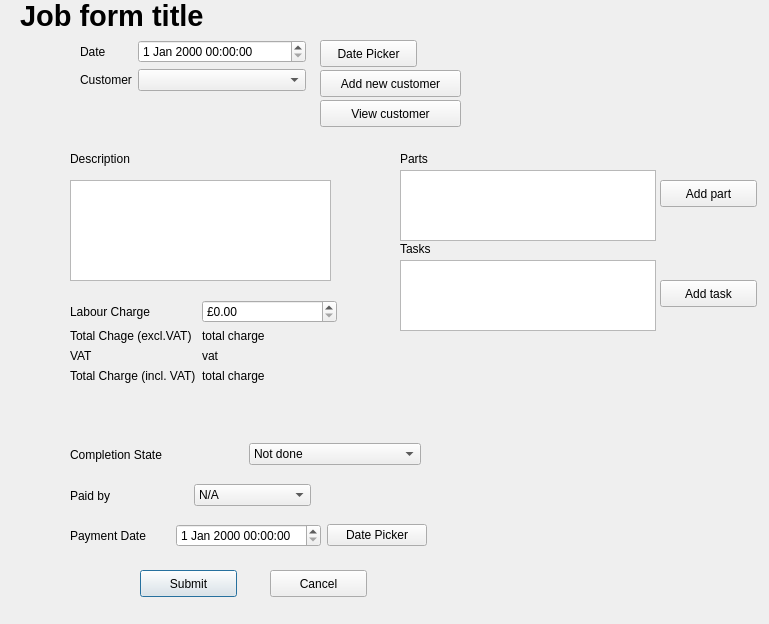
The window that dialogs/job/JobForm.ui (supermaximo93/Computing_Project) describes before a commit, drawn with Qt 5.
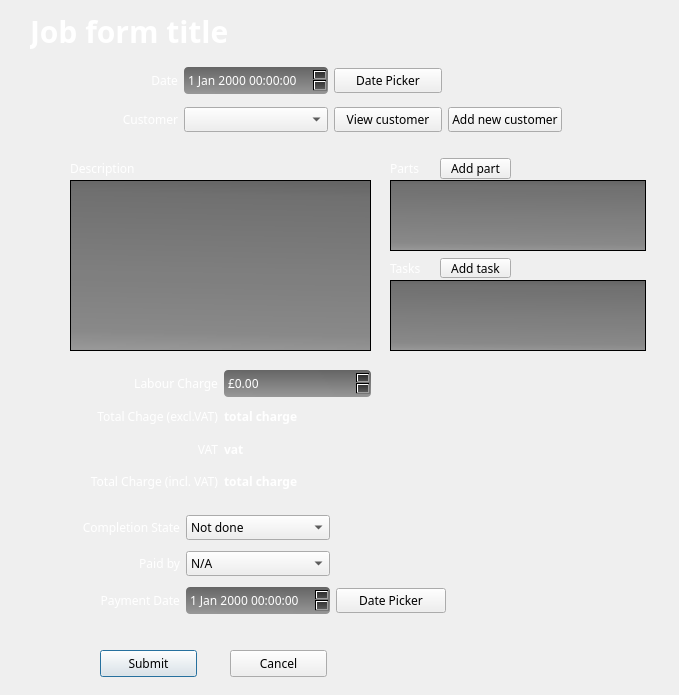
The same window after the commit. Icons and pictures are not drawn.

```diff
--- a/dialogs/job/JobForm.ui
+++ b/dialogs/job/JobForm.ui
@@ -6,28 +6,237 @@
    <rect>
     <x>0</x>
     <y>0</y>
-    <width>769</width>
-    <height>624</height>
+    <width>679</width>
+    <height>695</height>
    </rect>
   </property>
+  <property name="font">
+   <font>
+    <family>Sans Serif</family>
+   </font>
+  </property>
   <property name="windowTitle">
    <string>Dialog</string>
   </property>
-  <widget class="QWidget" name="formLayoutWidget">
+  <property name="styleSheet">
+   <string notr="true">QPushButton {
+	font-size: 12px;
+	font-family: &quot;Sans Serif&quot;;
+}
+
+#verticalWidget_menu {
+	background-color: rgba(47, 47, 47, 120);
+	border-top-right-radius: 10px;
+	border-bottom-right-radius: 10px;
+}
+
+#verticalWidget_menu QPushButton {
+	border: none;
+	font-weight: bold;
+	color: #dddddd;
+	text-align: left;
+	padding-left: 15px;
+}
+
+#verticalWidget_menu QPushButton:hover {
+	color: white;
+}
+
+#verticalWidget_menu QPushButton:pressed {
+	color: white;
+}
+
+QLabel {
+	color: white;
+	font-family: &quot;Sans Serif&quot;;
+}
+
+#label_title {
+	font-size: 30px;
+	font-weight: bold;
+}
+
+QDoubleSpinBox, QSpinBox, QDateEdit, QDateTimeEdit, QLineEdit {
+	color: white;
+	background-color: qlineargradient(spread:pad, x1:0.481, y1:1, x2:0.515, y2:0, stop:0 rgba(0, 0, 0, 93), stop:0.995238 rgba(0, 0, 0, 147));
+	border: none;
+	border-radius: 4px;
+	selection-background-color: #333333;
+	padding: 4px 2px 4px 2px;
+}
+
+QListWidget, QTableWidget, QPlainTextEdit {
+	color: white;
+	background-color: qlineargradient(spread:pad, x1:0.481, y1:1, x2:0.515, y2:0, stop:0 rgba(0, 0, 0, 93), stop:0.1 rgba(0, 0, 0, 109), stop:0.904762 rgba(0, 0, 0, 135), stop:0.995238 rgba(0, 0, 0, 147));
+
+}
+#JobForm {
+	background-image: url(:/images/background_blue);
+}</string>
+  </property>
+  <widget class="QPushButton" name="pushButton_submit">
    <property name="geometry">
     <rect>
-     <x>80</x>
-     <y>40</y>
-     <width>226</width>
+     <x>100</x>
+     <y>650</y>
+     <width>97</width>
+     <height>27</height>
+    </rect>
+   </property>
+   <property name="text">
+    <string>Submit</string>
+   </property>
+  </widget>
+  <widget class="QPushButton" name="pushButton_cancel">
+   <property name="geometry">
+    <rect>
+     <x>230</x>
+     <y>650</y>
+     <width>97</width>
+     <height>27</height>
+    </rect>
+   </property>
+   <property name="text">
+    <string>Cancel</string>
+   </property>
+  </widget>
+  <widget class="QPushButton" name="pushButton_addPart">
+   <property name="geometry">
+    <rect>
+     <x>440</x>
+     <y>158</y>
+     <width>71</width>
+     <height>21</height>
+    </rect>
+   </property>
+   <property name="text">
+    <string>Add part</string>
+   </property>
+  </widget>
+  <widget class="QPushButton" name="pushButton_addTask">
+   <property name="geometry">
+    <rect>
+     <x>440</x>
+     <y>258</y>
+     <width>71</width>
+     <height>20</height>
+    </rect>
+   </property>
+   <property name="text">
+    <string>Add task</string>
+   </property>
+  </widget>
+  <widget class="QLabel" name="label_title">
+   <property name="geometry">
+    <rect>
+     <x>30</x>
+     <y>10</y>
+     <width>231</width>
+     <height>41</height>
+    </rect>
+   </property>
+   <property name="font">
+    <font>
+     <family>Sans Serif</family>
+     <pointsize>-1</pointsize>
+     <weight>75</weight>
+     <bold>true</bold>
+    </font>
+   </property>
+   <property name="text">
+    <string>Job form title</string>
+   </property>
+   <property name="alignment">
+    <set>Qt::AlignLeading|Qt::AlignLeft|Qt::AlignTop</set>
+   </property>
+  </widget>
+  <widget class="QLabel" name="label_part">
+   <property name="geometry">
+    <rect>
+     <x>390</x>
+     <y>160</y>
+     <width>41</width>
+     <height>17</height>
+    </rect>
+   </property>
+   <property name="text">
+    <string>Parts</string>
+   </property>
+  </widget>
+  <widget class="QListWidget" name="listWidget_partsE">
+   <property name="geometry">
+    <rect>
+     <x>390</x>
+     <y>180</y>
+     <width>256</width>
      <height>71</height>
     </rect>
    </property>
-   <layout class="QFormLayout" name="formLayout_dateCustomer">
+  </widget>
+  <widget class="QLabel" name="label_tasks">
+   <property name="geometry">
+    <rect>
+     <x>390</x>
+     <y>260</y>
+     <width>41</width>
+     <height>17</height>
+    </rect>
+   </property>
+   <property name="text">
+    <string>Tasks</string>
+   </property>
+  </widget>
+  <widget class="QListWidget" name="listWidget_tasksE">
+   <property name="geometry">
+    <rect>
+     <x>390</x>
+     <y>280</y>
+     <width>256</width>
+     <height>71</height>
+    </rect>
+   </property>
+  </widget>
+  <widget class="QPlainTextEdit" name="plainTextEdit_description">
+   <property name="geometry">
+    <rect>
+     <x>70</x>
+     <y>180</y>
+     <width>301</width>
+     <height>171</height>
+    </rect>
+   </property>
+  </widget>
+  <widget class="QLabel" name="label_description">
+   <property name="geometry">
+    <rect>
+     <x>70</x>
+     <y>160</y>
+     <width>91</width>
+     <height>17</height>
+    </rect>
+   </property>
+   <property name="text">
+    <string>Description</string>
+   </property>
+  </widget>
+  <widget class="QWidget" name="gridLayoutWidget_2">
+   <property name="geometry">
+    <rect>
+     <x>70</x>
+     <y>60</y>
+     <width>492</width>
+     <height>81</height>
+    </rect>
+   </property>
+   <layout class="QGridLayout" name="gridLayout_2">
     <item row="0" column="0">
      <widget class="QLabel" name="label_date">
       <property name="text">
        <string>Date</string>
       </property>
+      <property name="alignment">
+       <set>Qt::AlignRight|Qt::AlignTrailing|Qt::AlignVCenter</set>
+      </property>
      </widget>
     </item>
     <item row="1" column="0">
@@ -35,43 +244,57 @@
       <property name="text">
        <string>Customer</string>
       </property>
+      <property name="alignment">
+       <set>Qt::AlignRight|Qt::AlignTrailing|Qt::AlignVCenter</set>
+      </property>
      </widget>
     </item>
-    <item row="1" column="1">
-     <widget class="QComboBox" name="comboBox_customer"/>
-    </item>
     <item row="0" column="1">
      <widget class="QDateTimeEdit" name="dateTimeEdit_date"/>
     </item>
+    <item row="1" column="1">
+     <widget class="QComboBox" name="comboBox_customer"/>
+    </item>
+    <item row="0" column="2">
+     <widget class="QPushButton" name="pushButton_datePickerDate">
+      <property name="text">
+       <string>Date Picker</string>
+      </property>
+     </widget>
+    </item>
+    <item row="1" column="2">
+     <widget class="QPushButton" name="pushButton_viewCustomer">
+      <property name="text">
+       <string>View customer</string>
+      </property>
+     </widget>
+    </item>
+    <item row="1" column="3">
+     <widget class="QPushButton" name="pushButton_addNewCustomer">
+      <property name="text">
+       <string>Add new customer</string>
+      </property>
+     </widget>
+    </item>
    </layout>
   </widget>
   <widget class="QWidget" name="formLayoutWidget_2">
    <property name="geometry">
     <rect>
      <x>70</x>
-     <y>300</y>
-     <width>267</width>
-     <height>111</height>
+     <y>370</y>
+     <width>301</width>
+     <height>125</height>
     </rect>
    </property>
-   <layout class="QFormLayout" name="formLayout_charges">
-    <property name="fieldGrowthPolicy">
-     <enum>QFormLayout::AllNonFixedFieldsGrow</enum>
-    </property>
+   <layout class="QGridLayout" name="gridLayout_3">
     <item row="0" column="0">
      <widget class="QLabel" name="label_labourCharge">
       <property name="text">
        <string>Labour Charge</string>
       </property>
-     </widget>
-    </item>
-    <item row="0" column="1">
-     <widget class="QDoubleSpinBox" name="doubleSpinBox_labourCharge">
-      <property name="prefix">
-       <string>£</string>
-      </property>
-      <property name="maximum">
-       <double>100000.000000000000000</double>
+      <property name="alignment">
+       <set>Qt::AlignRight|Qt::AlignTrailing|Qt::AlignVCenter</set>
       </property>
      </widget>
     </item>
@@ -80,6 +303,9 @@
       <property name="text">
        <string>Total Chage (excl.VAT)</string>
       </property>
+      <property name="alignment">
+       <set>Qt::AlignRight|Qt::AlignTrailing|Qt::AlignVCenter</set>
+      </property>
      </widget>
     </item>
     <item row="2" column="0">
@@ -87,6 +313,9 @@
       <property name="text">
        <string>VAT</string>
       </property>
+      <property name="alignment">
+       <set>Qt::AlignRight|Qt::AlignTrailing|Qt::AlignVCenter</set>
+      </property>
      </widget>
     </item>
     <item row="3" column="0">
@@ -94,10 +323,30 @@
       <property name="text">
        <string>Total Charge (incl. VAT)</string>
       </property>
+      <property name="alignment">
+       <set>Qt::AlignRight|Qt::AlignTrailing|Qt::AlignVCenter</set>
+      </property>
+     </widget>
+    </item>
+    <item row="0" column="1">
+     <widget class="QDoubleSpinBox" name="doubleSpinBox_labourCharge">
+      <property name="prefix">
+       <string>£</string>
+      </property>
+      <property name="maximum">
+       <double>100000.000000000000000</double>
+      </property>
      </widget>
     </item>
     <item row="1" column="1">
      <widget class="QLabel" name="label_totalChargeExclVatE">
+      <property name="font">
+       <font>
+        <family>Sans Serif</family>
+        <weight>75</weight>
+        <bold>true</bold>
+       </font>
+      </property>
       <property name="text">
        <string>total charge</string>
       </property>
@@ -105,6 +354,13 @@
     </item>
     <item row="2" column="1">
      <widget class="QLabel" name="label_vatE">
+      <property name="font">
+       <font>
+        <family>Sans Serif</family>
+        <weight>75</weight>
+        <bold>true</bold>
+       </font>
+      </property>
       <property name="text">
        <string>vat</string>
       </property>
@@ -112,6 +368,13 @@
     </item>
     <item row="3" column="1">
      <widget class="QLabel" name="label_totalChargeInclVatE">
+      <property name="font">
+       <font>
+        <family>Sans Serif</family>
+        <weight>75</weight>
+        <bold>true</bold>
+       </font>
+      </property>
       <property name="text">
        <string>total charge</string>
       </property>
@@ -119,76 +382,46 @@
     </item>
    </layout>
   </widget>
-  <widget class="QPushButton" name="pushButton_submit">
-   <property name="geometry">
-    <rect>
-     <x>140</x>
-     <y>570</y>
-     <width>97</width>
-     <height>27</height>
-    </rect>
-   </property>
-   <property name="text">
-    <string>Submit</string>
-   </property>
-  </widget>
-  <widget class="QPushButton" name="pushButton_cancel">
-   <property name="geometry">
-    <rect>
-     <x>270</x>
-     <y>570</y>
-     <width>97</width>
-     <height>27</height>
-    </rect>
-   </property>
-   <property name="text">
-    <string>Cancel</string>
-   </property>
-  </widget>
-  <widget class="QPushButton" name="pushButton_addPart">
-   <property name="geometry">
-    <rect>
-     <x>660</x>
-     <y>180</y>
-     <width>97</width>
-     <height>27</height>
-    </rect>
-   </property>
-   <property name="text">
-    <string>Add part</string>
-   </property>
-  </widget>
-  <widget class="QPushButton" name="pushButton_addTask">
-   <property name="geometry">
-    <rect>
-     <x>660</x>
-     <y>280</y>
-     <width>97</width>
-     <height>27</height>
-    </rect>
-   </property>
-   <property name="text">
-    <string>Add task</string>
-   </property>
-  </widget>
-  <widget class="QWidget" name="horizontalLayoutWidget">
+  <widget class="QWidget" name="gridLayoutWidget_4">
    <property name="geometry">
     <rect>
      <x>70</x>
-     <y>480</y>
-     <width>241</width>
-     <height>31</height>
+     <y>510</y>
+     <width>376</width>
+     <height>111</height>
     </rect>
    </property>
-   <layout class="QHBoxLayout" name="horizontalLayout_paidBy">
-    <item>
+   <layout class="QGridLayout" name="gridLayout_4">
+    <item row="0" column="1">
+     <widget class="QComboBox" name="comboBox_completionState">
+      <item>
+       <property name="text">
+        <string>Not done</string>
+       </property>
+      </item>
+      <item>
+       <property name="text">
+        <string>Done - not paid</string>
+       </property>
+      </item>
+      <item>
+       <property name="text">
+        <string>Done - paid</string>
+       </property>
+      </item>
+     </widget>
+    </item>
+    <item row="1" column="0">
      <widget class="QLabel" name="label_paidBy">
       <property name="text">
        <string>Paid by</string>
       </property>
+      <property name="alignment">
+       <set>Qt::AlignRight|Qt::AlignTrailing|Qt::AlignVCenter</set>
+      </property>
      </widget>
     </item>
-    <item>
+    <item row="1" column="1">
      <widget class="QComboBox" name="comboBox_paidBy">
       <item>
        <property name="text">
@@ -222,201 +455,36 @@
       </item>
      </widget>
     </item>
-   </layout>
-  </widget>
-  <widget class="QLabel" name="label_title">
-   <property name="geometry">
-    <rect>
-     <x>20</x>
-     <y>0</y>
-     <width>231</width>
-     <height>31</height>
-    </rect>
-   </property>
-   <property name="font">
-    <font>
-     <pointsize>22</pointsize>
-     <weight>75</weight>
-     <bold>true</bold>
-    </font>
-   </property>
-   <property name="text">
-    <string>Job form title</string>
-   </property>
-  </widget>
-  <widget class="QLabel" name="label_part">
-   <property name="geometry">
-    <rect>
-     <x>400</x>
-     <y>150</y>
-     <width>41</width>
-     <height>17</height>
-    </rect>
-   </property>
-   <property name="text">
-    <string>Parts</string>
-   </property>
-  </widget>
-  <widget class="QListWidget" name="listWidget_partsE">
-   <property name="geometry">
-    <rect>
-     <x>400</x>
-     <y>170</y>
-     <width>256</width>
-     <height>71</height>
-    </rect>
-   </property>
-  </widget>
-  <widget class="QLabel" name="label_tasks">
-   <property name="geometry">
-    <rect>
-     <x>400</x>
-     <y>240</y>
-     <width>41</width>
-     <height>17</height>
-    </rect>
-   </property>
-   <property name="text">
-    <string>Tasks</string>
-   </property>
-  </widget>
-  <widget class="QListWidget" name="listWidget_tasksE">
-   <property name="geometry">
-    <rect>
-     <x>400</x>
-     <y>260</y>
-     <width>256</width>
-     <height>71</height>
-    </rect>
-   </property>
-  </widget>
-  <widget class="QPushButton" name="pushButton_addNewCustomer">
-   <property name="geometry">
-    <rect>
-     <x>320</x>
-     <y>70</y>
-     <width>141</width>
-     <height>27</height>
-    </rect>
-   </property>
-   <property name="text">
-    <string>Add new customer</string>
-   </property>
-  </widget>
-  <widget class="QWidget" name="horizontalLayoutWidget_2">
-   <property name="geometry">
-    <rect>
-     <x>70</x>
-     <y>440</y>
-     <width>351</width>
-     <height>29</height>
-    </rect>
-   </property>
-   <layout class="QHBoxLayout" name="horizontalLayout">
-    <item>
-     <widget class="QLabel" name="label_completionState">
-      <property name="text">
-       <string>Completion State</string>
-      </property>
-     </widget>
-    </item>
-    <item>
-     <widget class="QComboBox" name="comboBox_completionState">
-      <item>
-       <property name="text">
-        <string>Not done</string>
-       </property>
-      </item>
-      <item>
-       <property name="text">
-        <string>Done - not paid</string>
-       </property>
-      </item>
-      <item>
-       <property name="text">
-        <string>Done - paid</string>
-       </property>
-      </item>
-     </widget>
-    </item>
-   </layout>
-  </widget>
-  <widget class="QPushButton" name="pushButton_viewCustomer">
-   <property name="geometry">
-    <rect>
-     <x>320</x>
-     <y>100</y>
-     <width>141</width>
-     <height>27</height>
-    </rect>
-   </property>
-   <property name="text">
-    <string>View customer</string>
-   </property>
-  </widget>
-  <widget class="QPlainTextEdit" name="plainTextEdit_description">
-   <property name="geometry">
-    <rect>
-     <x>70</x>
-     <y>180</y>
-     <width>261</width>
-     <height>101</height>
-    </rect>
-   </property>
-  </widget>
-  <widget class="QLabel" name="label_description">
-   <property name="geometry">
-    <rect>
-     <x>70</x>
-     <y>150</y>
-     <width>81</width>
-     <height>17</height>
-    </rect>
-   </property>
-   <property name="text">
-    <string>Description</string>
-   </property>
-  </widget>
-  <widget class="QPushButton" name="pushButton_datePickerDate">
-   <property name="geometry">
-    <rect>
-     <x>320</x>
-     <y>40</y>
-     <width>97</width>
-     <height>27</height>
-    </rect>
-   </property>
-   <property name="text">
-    <string>Date Picker</string>
-   </property>
-  </widget>
-  <widget class="QWidget" name="gridLayoutWidget">
-   <property name="geometry">
-    <rect>
-     <x>70</x>
-     <y>520</y>
-     <width>357</width>
-     <height>31</height>
-    </rect>
-   </property>
-   <layout class="QGridLayout" name="gridLayout">
-    <item row="0" column="0">
+    <item row="2" column="0">
      <widget class="QLabel" name="label_paymentDate">
       <property name="text">
        <string>Payment Date</string>
       </property>
+      <property name="alignment">
+       <set>Qt::AlignRight|Qt::AlignTrailing|Qt::AlignVCenter</set>
+      </property>
      </widget>
     </item>
-    <item row="0" column="1">
+    <item row="2" column="1">
      <widget class="QDateTimeEdit" name="dateTimeEdit_paymentDate"/>
     </item>
-    <item row="0" column="2">
+    <item row="2" column="2">
      <widget class="QPushButton" name="pushButton_datePickerPaymentDate">
       <property name="text">
        <string>Date Picker</string>
       </property>
      </widget>
     </item>
+    <item row="0" column="0">
+     <widget class="QLabel" name="label_completionState">
+      <property name="text">
+       <string>Completion State</string>
+      </property>
+      <property name="alignment">
+       <set>Qt::AlignRight|Qt::AlignTrailing|Qt::AlignVCenter</set>
+      </property>
+     </widget>
+    </item>
    </layout>
   </widget>
  </widget>
```
Left out of the diff: 4 changed lines with no effect on the pictures.
